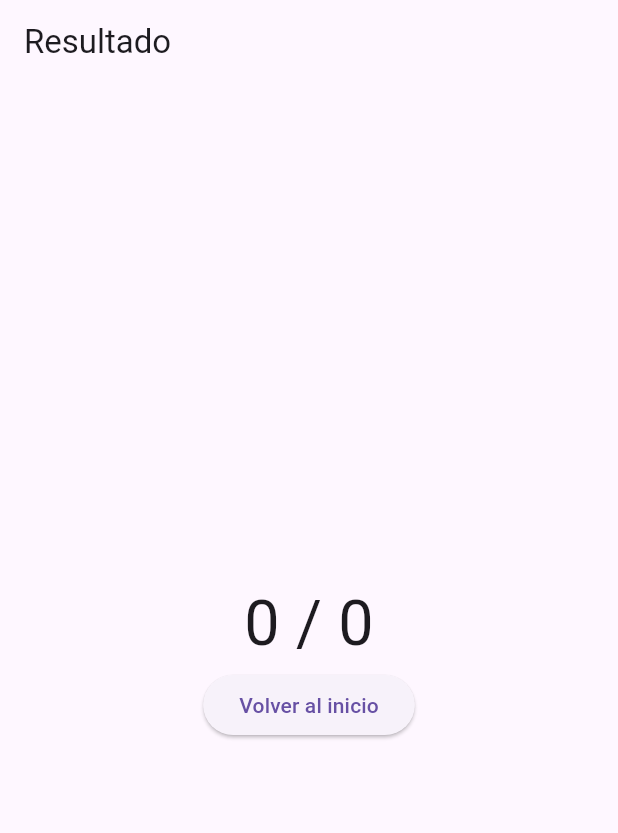
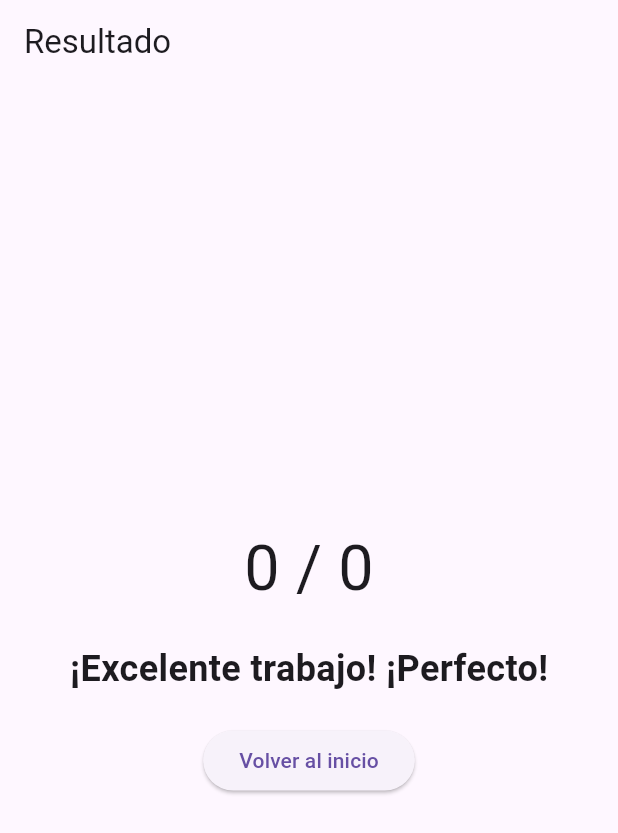
Before and after one commit to jonamejia/quiz_futbol_app, a Flutter app: the ResultPage screen opened directly with empty values, on a phone screen of 412 x 824 dp. Shown: the top 833 px of the screen. Run offline on Flutter 3.47's test engine with Material 3 defaults, Android fonts, the phone set to English and light mode, and no system bars; our stand-ins replace audioplayers, confetti.

Commit message:
Confetti y sonidos

```diff
--- a/lib/main.dart
+++ b/lib/main.dart
@@ -8,7 +8,7 @@ import 'package:flutter/material.dart';
 // ignore: depend_on_referenced_packages
 import 'package:flutter/services.dart' show rootBundle;
 import 'package:audioplayers/audioplayers.dart';
-
+import 'package:confetti/confetti.dart';
 final player = AudioPlayer();
 
 Future<void> reproducirGol() async {
@@ -23,8 +23,9 @@ void main() async {
   WidgetsFlutterBinding.ensureInitialized();
   final String raw = await rootBundle.loadString('assets/questions.json');
   final List<dynamic> parsed = json.decode(raw);
-  final List<Question> questions =
-      parsed.map((m) => Question.fromJson(m)).toList();
+  final List<Question> questions = parsed
+      .map((m) => Question.fromJson(m))
+      .toList();
 
   runApp(PreguntadosFutbolApp(questions: questions));
 }
@@ -37,10 +38,7 @@ class PreguntadosFutbolApp extends StatelessWidget {
   Widget build(BuildContext context) {
     return MaterialApp(
       title: 'Preguntados Fútbol',
-      theme: ThemeData(
-        primarySwatch: Colors.green,
-        useMaterial3: true,
-      ),
+      theme: ThemeData(primarySwatch: Colors.green, useMaterial3: true),
       home: WelcomeScreen(questions: questions),
       debugShowCheckedModeBanner: false,
     );
@@ -50,6 +48,7 @@ class PreguntadosFutbolApp extends StatelessWidget {
 // Enums
 // ignore: constant_identifier_names
 enum Category { Historia, Jugadores, Copas }
+
 // ignore: constant_identifier_names
 enum Difficulty { Facil, Medio, Dificil }
 
@@ -80,21 +79,21 @@ class Question {
     Category cat = Category.Historia;
     Difficulty diff = Difficulty.Facil;
     try {
-      cat = Category.values.firstWhere((e) =>
-          categoryToString(e).toLowerCase() == catStr.toLowerCase());
+      cat = Category.values.firstWhere(
+        (e) => categoryToString(e).toLowerCase() == catStr.toLowerCase(),
+      );
     } catch (_) {}
     try {
-      diff = Difficulty.values.firstWhere((e) =>
-          difficultyToString(e).toLowerCase() == diffStr.toLowerCase());
+      diff = Difficulty.values.firstWhere(
+        (e) => difficultyToString(e).toLowerCase() == diffStr.toLowerCase(),
+      );
     } catch (_) {}
 
     return Question(
       id: json['id']?.toString() ?? UniqueKey().toString(),
       text: json['pregunta'] ?? json['text'] ?? '',
-      options:
-          List<String>.from(json['opciones'] ?? json['options'] ?? []),
-      correctIndex:
-          json['respuestaCorrecta'] ?? json['correctIndex'] ?? 0,
+      options: List<String>.from(json['opciones'] ?? json['options'] ?? []),
+      correctIndex: json['respuestaCorrecta'] ?? json['correctIndex'] ?? 0,
       category: cat,
       difficulty: diff,
     );
@@ -115,23 +114,24 @@ class WelcomeScreen extends StatelessWidget {
             child: Column(
               mainAxisAlignment: MainAxisAlignment.center,
               children: [
-                const Icon(Icons.sports_soccer,
-                    size: 120, color: Colors.green),
+                const Icon(Icons.sports_soccer, size: 120, color: Colors.green),
                 const SizedBox(height: 16),
                 const Text(
                   '¡Bienvenido a Preguntas sobre Fútbol!',
                   textAlign: TextAlign.center,
-                  style: TextStyle(
-                      fontSize: 26, fontWeight: FontWeight.bold),
+                  style: TextStyle(fontSize: 26, fontWeight: FontWeight.bold),
                 ),
                 const SizedBox(height: 12),
                 ElevatedButton.icon(
                   icon: const Icon(Icons.play_arrow),
                   label: const Text('Comenzar'),
                   onPressed: () {
-                    Navigator.of(context).push(MaterialPageRoute(
-                        builder: (_) => CategoryDifficultySelection(
-                            questions: questions)));
+                    Navigator.of(context).push(
+                      MaterialPageRoute(
+                        builder: (_) =>
+                            CategoryDifficultySelection(questions: questions),
+                      ),
+                    );
                   },
                 ),
               ],
@@ -159,9 +159,11 @@ class _CategoryDifficultySelectionState
 
   List<Question> _filterQuestions() {
     return widget.questions
-        .where((q) =>
+        .where(
+          (q) =>
               q.category == _selectedCategory &&
-            q.difficulty == _selectedDifficulty)
+              q.difficulty == _selectedDifficulty,
+        )
         .toList();
   }
 
@@ -205,19 +207,26 @@ class _CategoryDifficultySelectionState
                     builder: (_) => AlertDialog(
                       title: const Text('Sin preguntas'),
                       content: const Text(
-                                'No hay preguntas para la combinación seleccionada.'),
+                        'No hay preguntas para la combinación seleccionada.',
+                      ),
                       actions: [
                         TextButton(
                           onPressed: () => Navigator.pop(context),
-                                  child: const Text('Cerrar'))
+                          child: const Text('Cerrar'),
+                        ),
                       ],
-                          ));
+                    ),
+                  );
                 } else {
-                  Navigator.of(context).push(MaterialPageRoute(
+                  Navigator.of(context).push(
+                    MaterialPageRoute(
                       builder: (_) => QuizPage(
                         questions: filtered,
                         category: _selectedCategory,
-                          difficulty: _selectedDifficulty)));
+                        difficulty: _selectedDifficulty,
+                      ),
+                    ),
+                  );
                 }
               },
               child: const Text('Jugar'),
@@ -235,11 +244,12 @@ class QuizPage extends StatefulWidget {
   final Category category;
   final Difficulty difficulty;
 
-  const QuizPage(
-      {super.key,
+  const QuizPage({
+    super.key,
     required this.questions,
     required this.category,
-      required this.difficulty});
+    required this.difficulty,
+  });
 
   @override
   State<QuizPage> createState() => _QuizPageState();
@@ -313,13 +323,16 @@ class _QuizPageState extends State<QuizPage> {
 
   void _nextQuestion() {
     if (_currentIndex + 1 >= _questions.length) {
-      Navigator.of(context).pushReplacement(MaterialPageRoute(
+      Navigator.of(context).pushReplacement(
+        MaterialPageRoute(
           builder: (_) => ResultPage(
             score: _score,
             total: _questions.length,
             category: widget.category,
             difficulty: widget.difficulty,
-              )));
+          ),
+        ),
+      );
     } else {
       setState(() {
         _currentIndex++;
@@ -342,7 +355,9 @@ class _QuizPageState extends State<QuizPage> {
     return Scaffold(
       appBar: AppBar(
         title: Text(
-              '${categoryToString(widget.category)} · ${difficultyToString(widget.difficulty)}')),
+          '${categoryToString(widget.category)} · ${difficultyToString(widget.difficulty)}',
+        ),
+      ),
       body: Padding(
         padding: const EdgeInsets.all(16.0),
         child: Column(
@@ -350,7 +365,6 @@ class _QuizPageState extends State<QuizPage> {
             Text('Pregunta ${_currentIndex + 1} / ${_questions.length}'),
             Text('$_timeLeft s'),
             const SizedBox(height: 18),
-
 
             // LÍNEA AÑADIDA: Aquí mostramos la pregunta
             Text(
@@ -376,8 +390,7 @@ class _QuizPageState extends State<QuizPage> {
                 }
               } else if (isSelected) {
                 bgColor = Colors.blue.shade100;
-                borderSide =
-                    const BorderSide(color: Colors.blue, width: 2);
+                borderSide = const BorderSide(color: Colors.blue, width: 2);
               }
 
               return Padding(
@@ -391,7 +404,8 @@ class _QuizPageState extends State<QuizPage> {
                   onPressed: () => _selectOption(i),
                   child: Align(
                     alignment: Alignment.centerLeft,
-                      child: Text(q.options[i])),
+                    child: Text(q.options[i]),
+                  ),
                 ),
               );
             }),
@@ -404,10 +418,12 @@ class _QuizPageState extends State<QuizPage> {
             else
               ElevatedButton(
                 onPressed: _nextQuestion,
-                child: Text(_currentIndex + 1 < _questions.length
+                child: Text(
+                  _currentIndex + 1 < _questions.length
                       ? 'Siguiente'
-                    : 'Finalizar'),
-              )
+                      : 'Finalizar',
+                ),
+              ),
           ],
         ),
       ),
@@ -415,36 +431,124 @@ class _QuizPageState extends State<QuizPage> {
   }
 }
 
-class ResultPage extends StatelessWidget {
+class ResultPage extends StatefulWidget {
   final int score;
   final int total;
   final Category category;
   final Difficulty difficulty;
 
-  const ResultPage(
-      {super.key,
+  const ResultPage({
+    super.key,
     required this.score,
     required this.total,
     required this.category,
-      required this.difficulty});
+    required this.difficulty,
+  });
+
+  @override
+  // ignore: library_private_types_in_public_api
+  _ResultPageState createState() => _ResultPageState();
+}
+
+class _ResultPageState extends State<ResultPage> {
+  late ConfettiController _controller;
+  final AudioPlayer _audioPlayer = AudioPlayer();
+
+  @override
+  void initState() {
+    super.initState();
+    _controller = ConfettiController(duration: const Duration(seconds: 10));
+    if (widget.score == widget.total) {
+      _controller.play();
+      _playWin(); // Reproducir sonido de Ganador
+    } else if (widget.score >= widget.total * 0.75) {
+      _controller.play();
+      _playApplause(); // Reproducir sonido de aplausos
+    } else if (widget.score >= widget.total * 0.5) {
+      _controller.play();
+      _playViolin(); // Reproducir sonido de Violin
+    } else {
+      _controller.play();
+      _playLose();
+    }
+  }
+
+  @override
+  void dispose() {
+    _controller.dispose();
+    _audioPlayer.dispose(); // Liberar el AudioPlayer
+    super.dispose();
+  }
+
+  Future<void> _playWin() async {
+    await _audioPlayer.play(AssetSource('sounds/win.mp3')); // Reproducir el sonido
+  }
+
+   Future<void> _playApplause() async {
+    await _audioPlayer.play(AssetSource('sounds/applauses.mp3')); // Reproducir el sonido
+  }
+
+  Future<void> _playViolin() async {
+    await _audioPlayer.play(AssetSource('sounds/violin.mp3')); // Reproducir el sonido
+  }
+
+   Future<void> _playLose() async {
+    await _audioPlayer.play(AssetSource('sounds/lose.mp3')); // Reproducir el sonido
+  }
 
   @override
   Widget build(BuildContext context) {
+    String message;
+
+    // Determina el mensaje basado en el puntaje
+    if (widget.score == widget.total) {
+      message = '¡Excelente trabajo! ¡Perfecto!';
+    } else if (widget.score >= widget.total * 0.75) {
+      message = '¡Buen trabajo! ¡Sigue así!';
+    } else if (widget.score >= widget.total * 0.5) {
+      message = '¡No está mal! ¡Puedes mejorar!';
+    } else {
+      message = '¡Sigue practicando! ¡Lo lograrás!';
+    }
+
+    // Definir los colores del confeti según el puntaje
+    List<Color> confettiColors;
+    if (widget.score == widget.total) {
+      confettiColors = [Colors.amber, Colors.yellow, Colors.orange]; // Colores dorados para puntaje perfecto
+    } else if (widget.score >= widget.total * 0.75) {
+      confettiColors = [Colors.blue, Colors.green, Colors.pink]; // Colores variados para buen puntaje
+    } else {
+      confettiColors = [Colors.red, Colors.orange, Colors.purple]; // Colores variados para puntajes más bajos
+    }
+
     return Scaffold(
       appBar: AppBar(title: const Text('Resultado')),
       body: Center(
         child: Column(
           mainAxisAlignment: MainAxisAlignment.center,
           children: [
-            Text('$score / $total',
-                style: const TextStyle(fontSize: 42)),
+            Text('${widget.score} / ${widget.total}', style: const TextStyle(fontSize: 42)),
+            const SizedBox(height: 20), // Espacio entre el puntaje y el mensaje
+            Text(
+              message,
+              style: const TextStyle(fontSize: 24, fontWeight: FontWeight.bold),
+            ),
+            const SizedBox(height: 20), // Espacio entre el mensaje y el botón
             ElevatedButton(
               onPressed: () {
-                Navigator.of(context)
-                    .popUntil((route) => route.isFirst);
+                Navigator.of(context).popUntil((route) => route.isFirst);
               },
               child: const Text('Volver al inicio'),
-            )
+            ),
+            // Confetti widget
+            ConfettiWidget(
+              confettiController: _controller,
+              blastDirection: 3.14 / 2, // dirección de explosión
+              emissionFrequency: 0.05,
+              numberOfParticles: 20,
+              gravity: 0.1,
+              colors: confettiColors, // Colores personalizados
+            ),
           ],
         ),
       ),
--- a/pubspec.yaml
+++ b/pubspec.yaml
@@ -11,6 +11,8 @@ dependencies:
   path_provider: ^2.0.15
   audioplayers: ^5.2.1
   flutter_launcher_icons: "^0.14.4"
+  confetti: ^0.8.0
+  flutter_confetti: ^0.5.1
 
 flutter_launcher_icons:
   android: "launcher_icon"
@@ -31,5 +33,9 @@ flutter:
     - assets/sounds/gol.mp3
     - assets/sounds/fallo.mp3
     - assets/questions.json
+    - assets/sounds/win.mp3
+    - assets/sounds/applauses.mp3
+    - assets/sounds/lose.mp3
+    - assets/sounds/violin.mp3
 
   uses-material-design: true
```
Also changed, not shown: pubspec.lock, 5 other files. Lines whose indentation alone changed are shown as unchanged.
